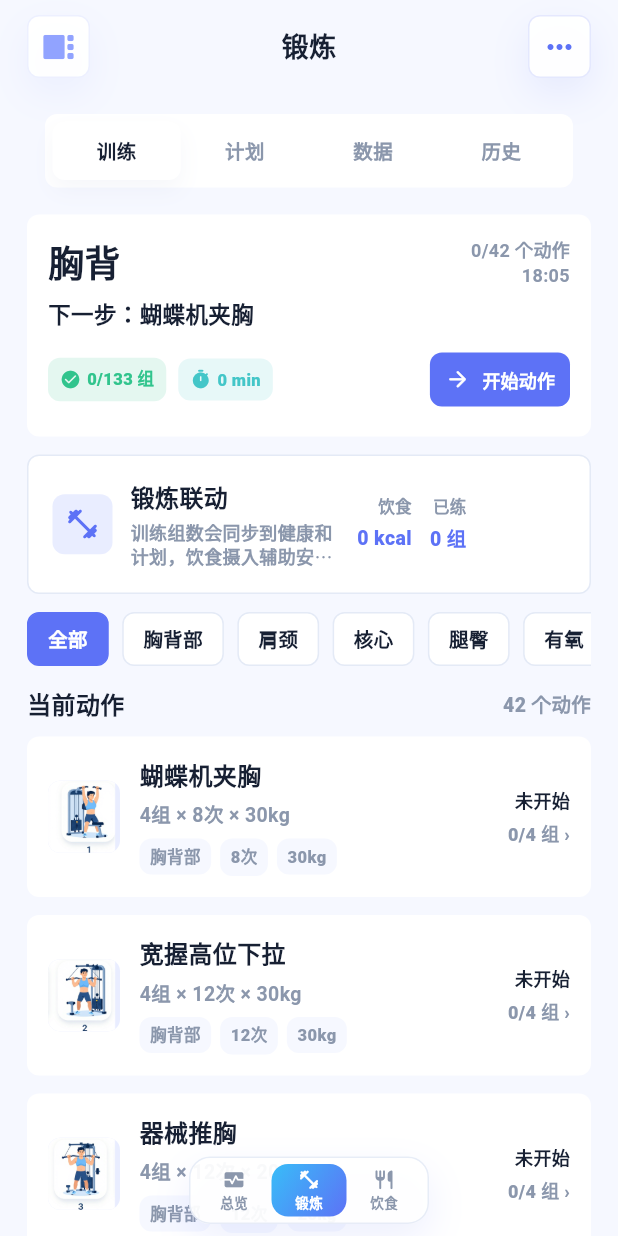
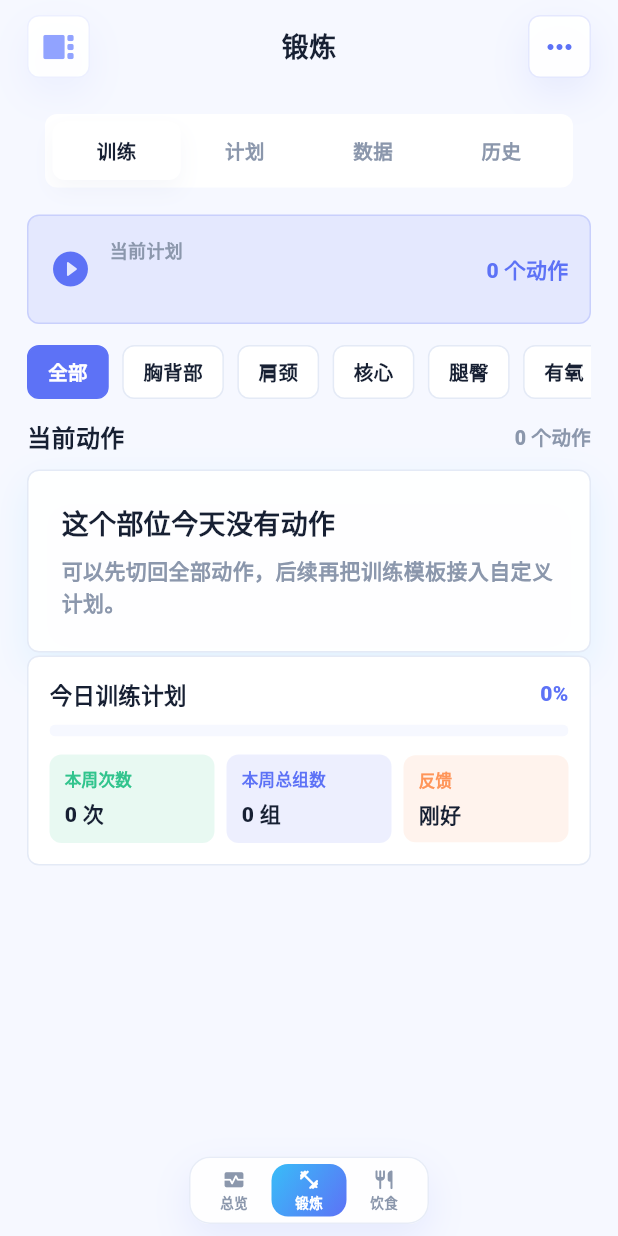
Before and after one commit to saycm/yiriyisheng, a Flutter app: the WorkoutModulePage screen opened directly with empty values, on a phone screen of 412 x 824 dp. Run offline on Flutter 3.47's test engine with Material 3 defaults, Android fonts, the phone set to English and light mode, and no system bars; our stand-ins replace sqflite; accounts and stored records are empty; network calls fail; Roboto replaces fonts that are missing (sans).

Commit message:
feat: start workouts from plans

```diff
--- a/lib/home/life_home_page.dart
+++ b/lib/home/life_home_page.dart
@@ -117,6 +117,9 @@ class _LifeHomePageState extends State<LifeHomePage> {
       foodCalories: _recordedFoodCalories,
       workoutGroups: _workoutFinishedGroups,
       workoutGroupsByAction: _workoutGroupsByAction,
+      workoutPlans: _workoutPlans,
+      activeWorkoutSession: _activeWorkoutSession,
+      workoutHistory: _workoutHistory,
       todos: _todos,
       events: _events,
       financeRecords: _financeRecords,
@@ -129,6 +132,9 @@ class _LifeHomePageState extends State<LifeHomePage> {
       onUpdateAiFinanceConfig: _updateAiFinanceConfig,
       onRecordFoodCalories: _recordFoodCalories,
       onUpdateWorkoutGroups: _updateWorkoutGroups,
+      onStartWorkoutSession: _startWorkoutSession,
+      onUpdateWorkoutSession: _updateWorkoutSession,
+      onFinishWorkoutSession: _finishWorkoutSession,
       onToggleTodo: _toggleTodo,
       onUpdateTodo: _updateTodo,
       onPostponeTodo: _postponeTodo,
--- a/lib/modules/workout/workout_module.dart
+++ b/lib/modules/workout/workout_module.dart
@@ -26,26 +26,6 @@ class WorkoutAction {
   final String note;
 }
 
-class _WorkoutPlan {
-  const _WorkoutPlan({
-    required this.id,
-    required this.name,
-    required this.schedule,
-    required this.totalInfo,
-    required this.actionNames,
-    required this.color,
-  });
-
-  final String id;
-  final String name;
-  final String schedule;
-  final String totalInfo;
-  final List<String> actionNames;
-  final Color color;
-
-  String get actionCountInfo => '${actionNames.length} 个动作';
-}
-
 class WorkoutModulePage extends StatefulWidget {
   const WorkoutModulePage({
     super.key,
@@ -54,6 +34,12 @@ class WorkoutModulePage extends StatefulWidget {
     required this.onSwitchModule,
     required this.finishedGroupsByAction,
     required this.onUpdateActionGroups,
+    required this.workoutPlans,
+    required this.activeWorkoutSession,
+    required this.workoutHistory,
+    required this.onStartWorkoutSession,
+    required this.onUpdateWorkoutSession,
+    required this.onFinishWorkoutSession,
     required this.foodCalories,
     required this.quickAction,
     required this.quickActionToken,
@@ -66,6 +52,12 @@ class WorkoutModulePage extends StatefulWidget {
   final Map<String, int> finishedGroupsByAction;
   final void Function(String actionName, int finishedGroups)
       onUpdateActionGroups;
+  final List<WorkoutPlan> workoutPlans;
+  final ActiveWorkoutSession? activeWorkoutSession;
+  final List<WorkoutHistoryEntry> workoutHistory;
+  final ValueChanged<ActiveWorkoutSession> onStartWorkoutSession;
+  final ValueChanged<ActiveWorkoutSession> onUpdateWorkoutSession;
+  final ValueChanged<WorkoutHistoryEntry> onFinishWorkoutSession;
   final int foodCalories;
   final WidgetQuickAction? quickAction;
   final int quickActionToken;
@@ -527,52 +519,10 @@ class _WorkoutModulePageState extends State<WorkoutModulePage> {
         note: '肩膀向下放松，头部轻柔侧屈。'),
   ];
   static const _bodyParts = ['全部', '胸背部', '肩颈', '核心', '腿臀', '有氧', '拉伸'];
-  static const _plans = [
-    _WorkoutPlan(
-      id: 'chest_power',
-      name: '胸背强化',
-      schedule: '周一 / 周四',
-      totalInfo: '19 组',
-      actionNames: [
-        '蝴蝶机夹胸',
-        '宽握高位下拉',
-        '器械推胸',
-        '坐姿绳索划船',
-        '上斜哑铃卧推',
-      ],
-      color: AppColors.primary,
-    ),
-    _WorkoutPlan(
-      id: 'leg_stability',
-      name: '腿部稳定',
-      schedule: '周二',
-      totalInfo: '16 组',
-      actionNames: [
-        '杠铃深蹲',
-        '保加利亚分腿蹲',
-        '罗马尼亚硬拉',
-        '臀桥',
-      ],
-      color: AppColors.success,
-    ),
-    _WorkoutPlan(
-      id: 'core_recovery',
-      name: '核心恢复',
-      schedule: '周六',
-      totalInfo: '9 组',
-      actionNames: [
-        '平板支撑',
-        '死虫',
-        '俄罗斯转体',
-      ],
-      color: Color(0xFFFF9559),
-    ),
-  ];
 
   int _selectedTopTab = 0;
   int _selectedBottomTab = 1;
   WorkoutAction? _activeAction;
-  _WorkoutPlan? _activePlan;
   int _handledQuickActionToken = 0;
   String _activeBodyPart = '全部';
   String _lastFeedback = '刚好';
@@ -595,12 +545,26 @@ class _WorkoutModulePageState extends State<WorkoutModulePage> {
         orElse: () => _actions.last,
       );
 
+  WorkoutPlan? get _activePlan {
+    final session = widget.activeWorkoutSession;
+    if (session == null) return null;
+    for (final plan in widget.workoutPlans) {
+      if (plan.id == session.planId) return plan;
+    }
+    return null;
+  }
+
   WorkoutAction get _nextActionForCurrentScope {
-    final activePlan = _activePlan;
-    if (activePlan == null) {
+    final session = widget.activeWorkoutSession;
+    if (session == null) {
       return _nextAction;
     }
-    final scopedActions = _actionsForPlan(activePlan);
+    final scopedActions = _actions
+        .where((action) => session.actionProgress.containsKey(action.name))
+        .toList();
+    if (scopedActions.isEmpty) {
+      return _nextAction;
+    }
     return scopedActions.firstWhere(
       (action) => _finishedGroupsFor(action) < action.groups,
       orElse: () => scopedActions.last,
@@ -695,8 +659,9 @@ class _WorkoutModulePageState extends State<WorkoutModulePage> {
   Widget _buildWorkoutContent() {
     if (_selectedTopTab == 1) {
       return _WorkoutPlanView(
-        plans: _plans,
-        onOpenPlan: _showPlanDetail,
+        plans: widget.workoutPlans,
+        actions: _actions,
+        onOpenPlan: _openPlanDetail,
       );
     }
     if (_selectedTopTab == 2) {
@@ -708,71 +673,29 @@ class _WorkoutModulePageState extends State<WorkoutModulePage> {
     if (_selectedTopTab == 3) {
       return const _WorkoutHistoryView();
     }
-    final scopedActions =
-        _activePlan == null ? _actions : _actionsForPlan(_activePlan!);
+    final session = widget.activeWorkoutSession;
+    final sourceActions = session == null
+        ? _actions
+        : _actions
+            .where((action) => session.actionProgress.containsKey(action.name))
+            .toList();
     final visibleActions = _activeBodyPart == '全部'
-        ? scopedActions
-        : scopedActions
+        ? sourceActions
+        : sourceActions
             .where(
                 (action) => _bodyPartLabel(action.bodyPart) == _activeBodyPart)
             .toList();
     final activePlan = _activePlan;
 
-    if (activePlan != null) {
     return ListView(
       key: const ValueKey('workout_main_list'),
       padding: const EdgeInsets.fromLTRB(
           18, 18, 18, _moduleSwitchBarReservedHeight + 24),
       children: [
-          _WorkoutActivePlanBanner(plan: activePlan),
+        if (session != null) ...[
+          _WorkoutActivePlanBanner(plan: activePlan, session: session),
           const SizedBox(height: 14),
-          Row(
-            children: [
-              const Expanded(
-                child: Text(
-                  '当前动作',
-                  style: TextStyle(
-                    color: AppColors.ink,
-                    fontSize: 16,
-                    fontWeight: FontWeight.w900,
-                  ),
-                ),
-              ),
-              Text(
-                '${visibleActions.length} 个动作',
-                style: const TextStyle(
-                  color: AppColors.muted,
-                  fontSize: 13,
-                  fontWeight: FontWeight.w800,
-                ),
-              ),
-            ],
-          ),
-          const SizedBox(height: 10),
-          ...visibleActions.map(
-            (action) => _WorkoutActionCard(
-              action: action,
-              finishedGroups: _finishedGroupsFor(action),
-              onTap: () => setState(() {
-                _activeAction = action;
-              }),
-            ),
-          ),
-          const SizedBox(height: 2),
-          _WorkoutTodayStatsCard(
-            finishedGroups: _finishedGroupsTotal,
-            totalGroups: _totalGroups,
-            feedback: _lastFeedback,
-          ),
-        ],
-      );
-    }
-
-    return ListView(
-      key: const ValueKey('workout_main_list'),
-      padding: const EdgeInsets.fromLTRB(
-          18, 18, 18, _moduleSwitchBarReservedHeight + 24),
-      children: [
+        ] else ...[
           _WorkoutSummaryCard(
             finishedActions: _finishedActionCount,
             totalActions: _actions.length,
@@ -793,6 +716,7 @@ class _WorkoutModulePageState extends State<WorkoutModulePage> {
             ],
           ),
           const SizedBox(height: 12),
+        ],
         _WorkoutBodyPartFilter(
           parts: _bodyParts,
           selected: _activeBodyPart,
@@ -840,22 +764,24 @@ class _WorkoutModulePageState extends State<WorkoutModulePage> {
           totalGroups: _totalGroups,
           feedback: _lastFeedback,
         ),
+        if (session == null) ...[
           const SizedBox(height: 12),
           _WorkoutFoodLinkCard(
             foodCalories: widget.foodCalories,
             onOpenFood: () => widget.onSwitchModule(LifeModule.food),
           ),
         ],
-    );
-  }
-
-  List<WorkoutAction> _actionsForPlan(_WorkoutPlan plan) {
+      ],
+    );
+  }
+
+  List<WorkoutAction> _actionsForPlan(WorkoutPlan plan) {
     return _actions
         .where((action) => plan.actionNames.contains(action.name))
         .toList();
   }
 
-  Future<void> _showPlanDetail(_WorkoutPlan plan) {
+  Future<void> _openPlanDetail(WorkoutPlan plan) {
     return showModalBottomSheet<void>(
       context: context,
       isScrollControlled: true,
@@ -866,15 +792,29 @@ class _WorkoutModulePageState extends State<WorkoutModulePage> {
           actions: _actionsForPlan(plan),
           onStart: () {
             Navigator.of(context).pop();
+            _startPlanTraining(plan);
+          },
+        );
+      },
+    );
+  }
+
+  void _startPlanTraining(WorkoutPlan plan) {
+    final planActions = _actionsForPlan(plan);
+    if (planActions.isEmpty) return;
+    final progress = {for (final action in planActions) action.name: 0};
+    final session = ActiveWorkoutSession(
+      planId: plan.id,
+      planName: plan.name,
+      startedAt: DateTime.now(),
+      actionProgress: progress,
+    );
+    widget.onStartWorkoutSession(session);
     setState(() {
-              _activePlan = plan;
+      _selectedTopTab = 0;
       _activeBodyPart = '全部';
-              _selectedTopTab = 0;
+      _activeAction = null;
     });
-          },
-        );
-      },
-    );
   }
 
   void _finishNextGroup() {
@@ -1403,11 +1343,13 @@ class _WorkoutEmptyPartCard extends StatelessWidget {
 class _WorkoutPlanView extends StatelessWidget {
   const _WorkoutPlanView({
     required this.plans,
+    required this.actions,
     required this.onOpenPlan,
   });
 
-  final List<_WorkoutPlan> plans;
-  final ValueChanged<_WorkoutPlan> onOpenPlan;
+  final List<WorkoutPlan> plans;
+  final List<WorkoutAction> actions;
+  final ValueChanged<WorkoutPlan> onOpenPlan;
 
   @override
   Widget build(BuildContext context) {
@@ -1420,7 +1362,7 @@ class _WorkoutPlanView extends StatelessWidget {
         ...plans.map(
           (plan) => _WorkoutPlanCard(
             plan: plan,
-            finishedGroups: 0,
+            actions: actions,
             onTap: () => onOpenPlan(plan),
           ),
         ),
@@ -1432,17 +1374,18 @@ class _WorkoutPlanView extends StatelessWidget {
 class _WorkoutPlanCard extends StatelessWidget {
   const _WorkoutPlanCard({
     required this.plan,
-    required this.finishedGroups,
+    required this.actions,
     required this.onTap,
   });
 
-  final _WorkoutPlan plan;
-  final int finishedGroups;
+  final WorkoutPlan plan;
+  final List<WorkoutAction> actions;
   final VoidCallback onTap;
 
   @override
   Widget build(BuildContext context) {
-    final color = plan.color;
+    const color = AppColors.primary;
+    final totalGroups = plan.totalGroupsFrom(actions);
 
     return Container(
       margin: const EdgeInsets.only(bottom: 12),
@@ -1451,7 +1394,7 @@ class _WorkoutPlanCard extends StatelessWidget {
         borderRadius: BorderRadius.circular(8),
       ),
       child: InkWell(
-        key: ValueKey('workout_plan_card_${plan.id}'),
+        key: ValueKey('workout_plan_${plan.id}'),
         borderRadius: BorderRadius.circular(8),
         onTap: onTap,
         child: Padding(
@@ -1482,7 +1425,7 @@ class _WorkoutPlanCard extends StatelessWidget {
                     ),
                     const SizedBox(height: 5),
                     Text(
-                      '${plan.schedule} · ${plan.actionCountInfo}',
+                      '${plan.target} · ${plan.actionNames.length} 个动作',
                       style: const TextStyle(
                         color: AppColors.muted,
                         fontSize: 13,
@@ -1493,8 +1436,8 @@ class _WorkoutPlanCard extends StatelessWidget {
                 ),
               ),
               Text(
-                '$finishedGroups/${plan.totalInfo}',
-                style: TextStyle(
+                '$totalGroups 组',
+                style: const TextStyle(
                   color: color,
                   fontSize: 13,
                   fontWeight: FontWeight.w900,
@@ -1509,22 +1452,31 @@ class _WorkoutPlanCard extends StatelessWidget {
 }
 
 class _WorkoutActivePlanBanner extends StatelessWidget {
-  const _WorkoutActivePlanBanner({required this.plan});
-
-  final _WorkoutPlan plan;
-
-  @override
-  Widget build(BuildContext context) {
+  const _WorkoutActivePlanBanner({
+    required this.plan,
+    required this.session,
+  });
+
+  final WorkoutPlan? plan;
+  final ActiveWorkoutSession session;
+
+  @override
+  Widget build(BuildContext context) {
+    const color = AppColors.primary;
+    final actionCount =
+        plan?.actionNames.length ?? session.actionProgress.length;
+
     return Container(
+      key: const ValueKey('workout_active_plan_banner'),
       padding: const EdgeInsets.all(14),
       decoration: BoxDecoration(
-        color: plan.color.withValues(alpha: 0.12),
-        borderRadius: BorderRadius.circular(8),
-        border: Border.all(color: plan.color.withValues(alpha: 0.2)),
+        color: color.withValues(alpha: 0.12),
+        borderRadius: BorderRadius.circular(8),
+        border: Border.all(color: color.withValues(alpha: 0.2)),
       ),
       child: Row(
         children: [
-          Icon(Icons.play_circle_fill_rounded, color: plan.color, size: 28),
+          const Icon(Icons.play_circle_fill_rounded, color: color, size: 28),
           const SizedBox(width: 12),
           Expanded(
             child: Column(
@@ -1540,7 +1492,7 @@ class _WorkoutActivePlanBanner extends StatelessWidget {
                 ),
                 const SizedBox(height: 4),
                 Text(
-                  plan.name,
+                  session.planName,
                   style: const TextStyle(
                     color: AppColors.ink,
                     fontSize: 16,
@@ -1551,9 +1503,9 @@ class _WorkoutActivePlanBanner extends StatelessWidget {
             ),
           ),
           Text(
-            plan.actionCountInfo,
-            style: TextStyle(
-              color: plan.color,
+            '$actionCount 个动作',
+            style: const TextStyle(
+              color: color,
               fontWeight: FontWeight.w900,
             ),
           ),
@@ -1570,12 +1522,16 @@ class _WorkoutPlanDetailSheet extends StatelessWidget {
     required this.onStart,
   });
 
-  final _WorkoutPlan plan;
+  final WorkoutPlan plan;
   final List<WorkoutAction> actions;
   final VoidCallback onStart;
 
   @override
   Widget build(BuildContext context) {
+    const color = AppColors.primary;
+    final hasActions = actions.isNotEmpty;
+    final totalGroups = plan.totalGroupsFrom(actions);
+
     return SafeArea(
       child: Container(
         key: const ValueKey('workout_plan_detail_sheet'),
@@ -1598,10 +1554,10 @@ class _WorkoutPlanDetailSheet extends StatelessWidget {
                   width: 42,
                   height: 42,
                   decoration: BoxDecoration(
-                    color: plan.color.withValues(alpha: 0.13),
-                    borderRadius: BorderRadius.circular(8),
-                  ),
-                  child: Icon(Icons.assignment_rounded, color: plan.color),
+                    color: color.withValues(alpha: 0.13),
+                    borderRadius: BorderRadius.circular(8),
+                  ),
+                  child: const Icon(Icons.assignment_rounded, color: color),
                 ),
                 const SizedBox(width: 12),
                 Expanded(
@@ -1617,13 +1573,13 @@ class _WorkoutPlanDetailSheet extends StatelessWidget {
               ],
             ),
             const SizedBox(height: 14),
-            Row(
-              children: [
-                _WorkoutPlanInfoPill(label: plan.actionCountInfo),
-                const SizedBox(width: 8),
-                _WorkoutPlanInfoPill(label: plan.totalInfo),
-                const SizedBox(width: 8),
-                _WorkoutPlanInfoPill(label: plan.schedule),
+            Wrap(
+              spacing: 8,
+              runSpacing: 8,
+              children: [
+                _WorkoutPlanInfoPill(label: '${plan.actionNames.length} 个动作'),
+                _WorkoutPlanInfoPill(label: '$totalGroups 组'),
+                _WorkoutPlanInfoPill(label: plan.target),
               ],
             ),
             const SizedBox(height: 16),
@@ -1632,7 +1588,8 @@ class _WorkoutPlanDetailSheet extends StatelessWidget {
                 padding: const EdgeInsets.only(bottom: 10),
                 child: Row(
                   children: [
-                    Icon(action.icon, color: plan.color, size: 20),
+                    const Icon(Icons.fitness_center_rounded,
+                        color: color, size: 20),
                     const SizedBox(width: 10),
                     Expanded(
                       child: Column(
@@ -1666,7 +1623,7 @@ class _WorkoutPlanDetailSheet extends StatelessWidget {
               width: double.infinity,
               height: 48,
               child: FilledButton.icon(
-                onPressed: onStart,
+                onPressed: hasActions ? onStart : null,
                 style: FilledButton.styleFrom(
                   backgroundColor: AppColors.primary,
                   shape: RoundedRectangleBorder(
```
Also changed, not shown: lib/home/home_module_page_builder.dart (+12 -0 lines), lib/home/life_home_mutations.dart (+39 -0 lines), 1 other file. Lines whose indentation alone changed are shown as unchanged.
